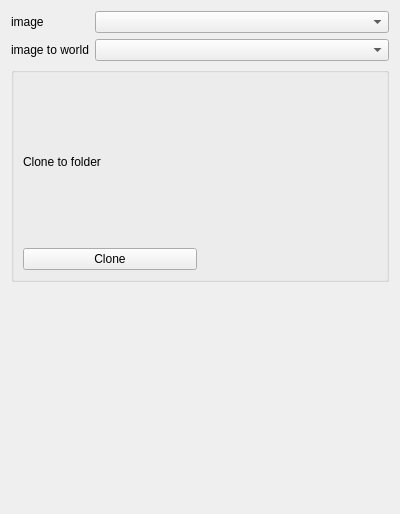
First picture: the form in Code/Gui/MITK/Plugins/uk.ac.ucl.cmic.igitrackedimage/src/internal/TrackedImageView.ui, repository NifTK/NifTK, before the edit.
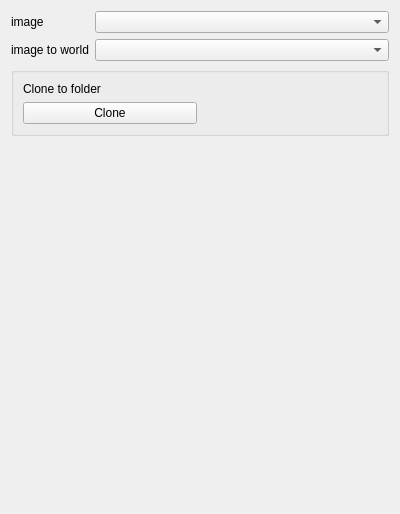
Second picture: the form after the edit. Custom widgets are drawn as their Qt base class.

Commit message: #3968: Make window toggle-able

What changed in the file:
```diff
--- a/Code/Gui/MITK/Plugins/uk.ac.ucl.cmic.igitrackedimage/src/internal/TrackedImageView.ui
+++ b/Code/Gui/MITK/Plugins/uk.ac.ucl.cmic.igitrackedimage/src/internal/TrackedImageView.ui
@@ -79,7 +79,30 @@
       </widget>
      </item>
      <item>
-      <widget class="QmitkRenderWindow" name="m_RenderWindow" native="true"/>
+      <widget class="QmitkRenderWindow" name="m_RenderWindow" native="true">
+       <property name="sizePolicy">
+        <sizepolicy hsizetype="Expanding" vsizetype="Expanding">
+         <horstretch>0</horstretch>
+         <verstretch>0</verstretch>
+        </sizepolicy>
+       </property>
+      </widget>
+     </item>
+     <item>
+      <spacer name="m_VerticalSpacer">
+       <property name="orientation">
+        <enum>Qt::Vertical</enum>
+       </property>
+       <property name="sizeType">
+        <enum>QSizePolicy::Expanding</enum>
+       </property>
+       <property name="sizeHint" stdset="0">
+        <size>
+         <width>20</width>
+         <height>4</height>
+        </size>
+       </property>
+      </spacer>
      </item>
     </layout>
    </item>
```
Left out of the diff: 2 changed lines with no effect on the pictures. The commit also changes 2 other files.
